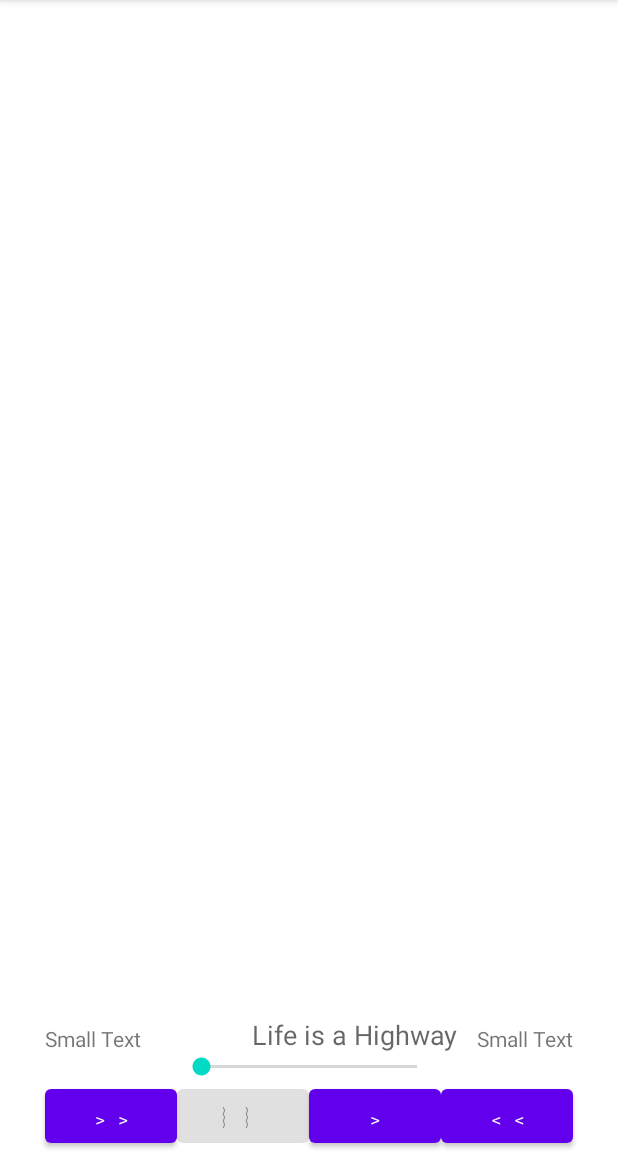
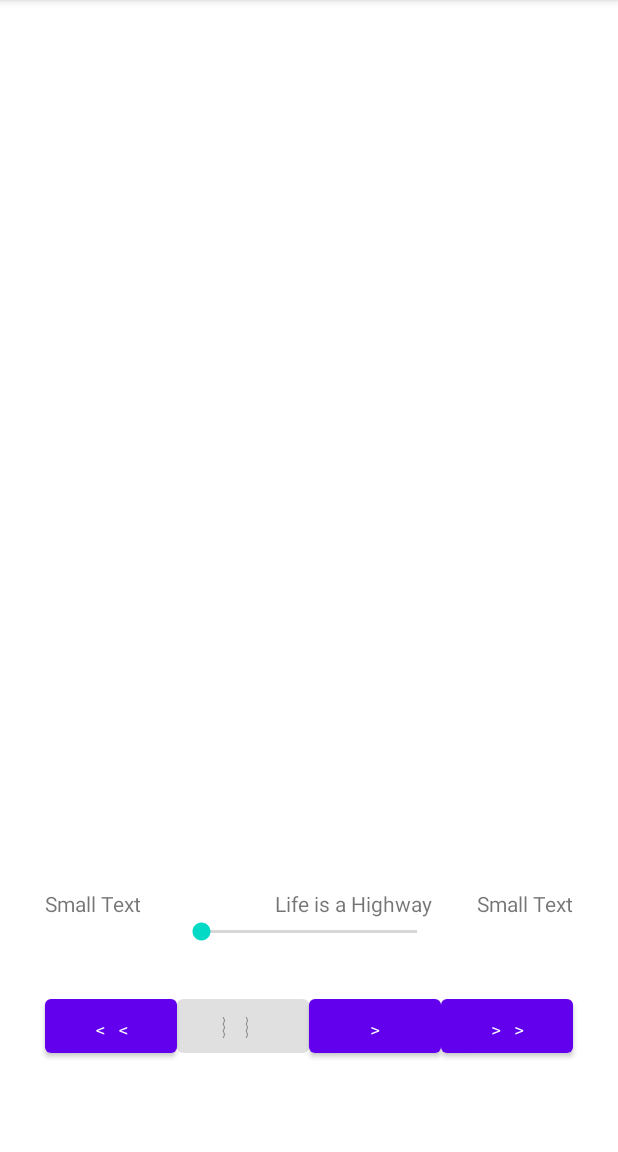
Before and after one commit to PranavAmarnath/SongRider, an Android app: the screen it shows after launch (SongActivity), after a tap on "Life is a Highway", on a phone screen of 412 x 824 dp, the part 84-1236 px from its top. Run offline under Robolectric (Android 15) with nearby library versions, the phone set to English and light mode, and no system bars.

Commit message:
Working controls, may add possible customization

```diff
--- a/app/src/main/java/com/secres/songrider/MainActivity.kt
+++ b/app/src/main/java/com/secres/songrider/MainActivity.kt
@@ -11,22 +11,22 @@ import androidx.recyclerview.widget.RecyclerView
 
 class MainActivity : AppCompatActivity(), RecyclerViewAdapter.ItemClickListener {
 
-    var adapter: RecyclerViewAdapter? = null
-    var songsList: ArrayList<String>? = null
+    private var adapter: RecyclerViewAdapter? = null
+    private var songs: LinkedHashMap<String, String>? = null
 
     override fun onCreate(savedInstanceState: Bundle?) {
         super.onCreate(savedInstanceState)
 
         setContentView(R.layout.activity_main)
 
-        songsList = ArrayList()
-        songsList?.add("Life is a Highway")
-        songsList?.add("Star Wars")
-        songsList?.add("Mission Impossible")
+        songs = LinkedHashMap()
+        songs?.put("Top Gun", "http://www.moviewavs.com/0053148414/MP3S/Movies/Top_Gun/youvlost.mp3")
+        songs?.put("Star Wars", "http://www.moviewavs.com/0053148414/MP3S/Movies/Star_Wars/starwars.mp3")
+        songs?.put("Life is a Highway", "http://www.moviewavs.com/0053148414/MP3S/Movies/Cars/lifeisahighway.mp3")
 
         val recyclerView = findViewById<View>(R.id.rvSongs) as RecyclerView
         recyclerView.setHasFixedSize(true)
-        adapter = RecyclerViewAdapter(songsList!!)
+        adapter = RecyclerViewAdapter(songs!!)
         adapter?.setClickListener(this)
         recyclerView.adapter = adapter
 
@@ -38,12 +38,11 @@ class MainActivity : AppCompatActivity(), RecyclerViewAdapter.ItemClickListener
     }
 
     override fun onItemClick(view: View?, position: Int) {
-        if(position == 0) {
-            val intent = Intent(this, SongActivity::class.java).apply {
-                putExtra("com.secres.songrider.MESSAGE", songsList!![position])
-            }
-            startActivity(intent)
+        val intent = Intent(this, SongActivity::class.java).apply {
+            putExtra("com.secres.songrider.MESSAGE_1", songs?.keys?.toList()?.get(position))
+            putExtra("com.secres.songrider.MESSAGE_2", songs?.get(songs?.keys?.toList()?.get(position)))
         }
+        startActivity(intent)
     }
 
 }
--- a/app/src/main/java/com/secres/songrider/RecyclerViewAdapter.kt
+++ b/app/src/main/java/com/secres/songrider/RecyclerViewAdapter.kt
@@ -6,7 +6,7 @@ import android.view.ViewGroup
 import android.widget.TextView
 import androidx.recyclerview.widget.RecyclerView
 
-class RecyclerViewAdapter(var songs: ArrayList<String>) :
+class RecyclerViewAdapter(var songs: LinkedHashMap<String, String>) :
     RecyclerView.Adapter<RecyclerViewAdapter.MyViewHolder>() {
 
     var mClickListener: ItemClickListener? = null
@@ -34,7 +34,7 @@ class RecyclerViewAdapter(var songs: ArrayList<String>) :
     }
 
     override fun onBindViewHolder(holder: MyViewHolder, position: Int) {
-        holder.myTextView.text = songs[position]
+        holder.myTextView.text = getItem(position)
     }
 
     // total number of rows
@@ -42,7 +42,7 @@ class RecyclerViewAdapter(var songs: ArrayList<String>) :
 
     // convenience method for getting data at click position
     fun getItem(id: Int): String {
-        return songs[id]
+        return songs.keys.toList()[id]
     }
 
     // allows clicks events to be caught
--- a/app/src/main/java/com/secres/songrider/SongActivity.kt
+++ b/app/src/main/java/com/secres/songrider/SongActivity.kt
@@ -1,22 +1,27 @@
 package com.secres.songrider
 
+import android.graphics.Color
 import android.media.AudioAttributes
 import android.media.MediaPlayer
 import android.media.MediaPlayer.OnPreparedListener
 import android.os.Bundle
 import android.os.Handler
+import android.view.View
 import android.widget.Button
+import android.widget.LinearLayout
 import android.widget.SeekBar
 import android.widget.TextView
 import androidx.appcompat.app.AppCompatActivity
+import java.util.*
+import java.util.concurrent.TimeUnit
 
 
 class SongActivity : AppCompatActivity() {
 
+    private var rewindButton: Button? = null
+    private var pauseButton: Button? = null
+    private var playButton: Button? = null
     private var forwardButton: Button? = null
-    private var pauseButton: Button? = null
-    private var rewindButton: Button? = null
-    private var playButton: Button? = null
     private var mediaPlayer: MediaPlayer? = null
 
     private var startTime = 0.0
@@ -25,10 +30,10 @@ class SongActivity : AppCompatActivity() {
     private val myHandler: Handler = Handler()
     private val forwardTime = 5000
     private val backwardTime = 5000
-    private var seekbar: SeekBar? = null
-    private var tx1: TextView? = null
-    private var tx2:TextView? = null
-    private var tx3:TextView? = null
+    private var seekBar: SeekBar? = null
+    private var beginTime: TextView? = null
+    private var endTime: TextView? = null
+    private var songNameText: TextView? = null
 
     private var oneTimeOnly = 0;
 
@@ -38,19 +43,22 @@ class SongActivity : AppCompatActivity() {
         setContentView(R.layout.activity_song)
 
         // Get the Intent that started this activity and extract the string
-        val message = intent.getStringExtra("com.secres.songrider.MESSAGE")
+        val message_1 = intent.getStringExtra("com.secres.songrider.MESSAGE_1")
+        val message_2 = intent.getStringExtra("com.secres.songrider.MESSAGE_2")
 
+        rewindButton = findViewById(R.id.rewindButton)
+        pauseButton = findViewById(R.id.pauseButton)
+        playButton = findViewById(R.id.playButton)
         forwardButton = findViewById(R.id.forwardButton)
-        pauseButton = findViewById(R.id.pauseButton)
-        rewindButton = findViewById(R.id.rewindButton)
-        playButton = findViewById(R.id.playButton)
 
-        tx1 = findViewById(R.id.textView2)
-        tx2 = findViewById(R.id.textView3)
-        tx3 = findViewById(R.id.textView4)
-        tx3?.text = message
+        beginTime = findViewById(R.id.beginTime)
+        endTime = findViewById(R.id.endTime)
+        val linearLayout = findViewById<LinearLayout>(R.id.songNameLayout)
+        songNameText = TextView(this@SongActivity)
+        songNameText?.text = message_1
+        linearLayout.setBackgroundColor(Color.TRANSPARENT)
+        linearLayout.addView(songNameText)
 
-        val url = "http://www.moviewavs.com/0053148414/MP3S/Movies/Star_Wars/starwars.mp3" // your URL here
         mediaPlayer = MediaPlayer().apply {
             setAudioAttributes(
                 AudioAttributes.Builder()
@@ -58,25 +66,112 @@ class SongActivity : AppCompatActivity() {
                     .setUsage(AudioAttributes.USAGE_MEDIA)
                     .build()
             )
-            setDataSource(url)
+            setDataSource(message_2)
             prepareAsync() // might take long! (for buffering, etc)
         }
+        seekBar = findViewById(R.id.seekBar)
+
+        seekBar?.isClickable = false
+        pauseButton?.isEnabled = false
+        playButton?.isEnabled = false
+
+        val updateSongTime: Runnable = object : Runnable {
+            override fun run() {
+                startTime = mediaPlayer!!.currentPosition.toDouble()
+                beginTime?.text = String.format(
+                    "%d min, %d sec",
+                    TimeUnit.MILLISECONDS.toMinutes(startTime.toLong()),
+                    TimeUnit.MILLISECONDS.toSeconds(startTime.toLong()) -
+                        TimeUnit.MINUTES.toSeconds(
+                            TimeUnit.MILLISECONDS.toMinutes(
+                                startTime.toLong()
+                            )
+                        )
+                )
+                seekBar?.progress = startTime.toInt()
+                myHandler.postDelayed(this, 100)
+            }
+        }
+
         val mOnPreparedListener = OnPreparedListener { mediaPlayer ->
-            mediaPlayer?.start()
+            finalTime = mediaPlayer.duration.toDouble()
+            startTime = mediaPlayer.currentPosition.toDouble()
+            playButton?.isEnabled = true
+            seekBar?.setOnSeekBarChangeListener(object : SeekBar.OnSeekBarChangeListener {
+                override fun onProgressChanged(seekBar: SeekBar, progress: Int, fromUser: Boolean) {
+                    if(fromUser) {
+                        startTime = progress.toDouble()
+                        mediaPlayer?.seekTo(startTime.toInt())
+                        myHandler.postDelayed(updateSongTime, 100)
+                    }
+                }
+
+                override fun onStartTrackingTouch(seekBar: SeekBar?) { }
+
+                override fun onStopTrackingTouch(seekBar: SeekBar?) { }
+            })
         }
         mediaPlayer?.setOnPreparedListener(mOnPreparedListener)
-        seekbar = findViewById(R.id.seekBar)
-        seekbar?.isClickable = false
-        pauseButton?.isEnabled = false
+
+        playButton?.setOnClickListener {
+            if (oneTimeOnly == 0) {
+                seekBar?.max = finalTime.toInt()
+                oneTimeOnly = 1
+            }
+
+            mediaPlayer?.start()
+
+            beginTime?.text = (
+                String.format(
+                    Locale.US,
+                    "%d min, %d sec",
+                    TimeUnit.MILLISECONDS.toMinutes(startTime.toLong()),
+                    TimeUnit.MILLISECONDS.toSeconds(startTime.toLong()) -
+                            TimeUnit.MINUTES.toSeconds(TimeUnit.MILLISECONDS.toMinutes(startTime.toLong()))
+                )
+            )
+
+            endTime?.text = (
+                String.format(
+                    Locale.US,
+                    "%d min, %d sec",
+                    TimeUnit.MILLISECONDS.toMinutes(finalTime.toLong()),
+                    TimeUnit.MILLISECONDS.toSeconds(finalTime.toLong()) -
+                            TimeUnit.MINUTES.toSeconds(TimeUnit.MILLISECONDS.toMinutes(finalTime.toLong()))
+                )
+            )
+
+            seekBar?.progress = startTime.toInt()
+            myHandler.postDelayed(updateSongTime, 100)
+            pauseButton?.isEnabled = true
+            playButton?.isEnabled = false
+        }
+
+        pauseButton?.setOnClickListener {
+            mediaPlayer?.pause()
+            pauseButton?.isEnabled = false
+            playButton?.isEnabled = true
+        }
+
+        forwardButton?.setOnClickListener {
+            if((startTime + forwardTime) <= finalTime) {
+                startTime += forwardTime
+                mediaPlayer?.seekTo(startTime.toInt())
+            }
+            else {
+                mediaPlayer?.seekTo(finalTime.toInt())
+            }
+        }
 
         rewindButton?.setOnClickListener {
-            finalTime = mediaPlayer!!.duration.toDouble()
-            startTime = mediaPlayer!!.currentPosition.toDouble()
-
-            if (oneTimeOnly == 0) {
-                seekbar?.setMax(finalTime.toInt())
-                oneTimeOnly = 1
+            if((startTime - backwardTime) > 0) {
+                startTime -= backwardTime
+                mediaPlayer?.seekTo(startTime.toInt())
+            }
+            else {
+                mediaPlayer?.seekTo(0)
             }
         }
     }
+
 }
--- a/app/src/main/res/layout/activity_song.xml
+++ b/app/src/main/res/layout/activity_song.xml
@@ -1,13 +1,15 @@
 <?xml version="1.0" encoding="utf-8"?>
 <RelativeLayout xmlns:android="http://schemas.android.com/apk/res/android"
-    xmlns:tools="http://schemas.android.com/tools" android:layout_width="match_parent"
+    xmlns:tools="http://schemas.android.com/tools"
+    android:layout_width="match_parent"
     android:layout_height="match_parent"
     android:gravity="center_horizontal"
+    android:paddingBottom="60dp"
     tools:context=".SongActivity">
 
     <Button
-        android:id="@+id/forwardButton"
-        android:text="\uFE65\uFE65"
+        android:id="@+id/rewindButton"
+        android:text="\uFE64\uFE64"
         android:layout_width="wrap_content"
         android:layout_height="wrap_content"
         android:layout_alignParentBottom="true"
@@ -18,36 +20,37 @@
         android:text="\uFE34\uFE34"
         android:layout_width="wrap_content"
         android:layout_height="wrap_content"
-        android:layout_toEndOf="@+id/forwardButton"
+        android:layout_toEndOf="@+id/rewindButton"
         android:layout_alignParentBottom="true" />
 
     <Button
         android:id="@+id/playButton"
-        android:text="\uFE65"
         android:layout_width="wrap_content"
         android:layout_height="wrap_content"
         android:layout_alignTop="@+id/pauseButton"
-        android:layout_toEndOf="@+id/pauseButton" />
+        android:layout_toEndOf="@+id/pauseButton"
+        android:text="\uFE65" />
 
     <Button
-        android:id="@+id/rewindButton"
-        android:text="\uFE64\uFE64"
+        android:id="@+id/forwardButton"
         android:layout_width="wrap_content"
         android:layout_height="wrap_content"
         android:layout_alignTop="@+id/playButton"
-        android:layout_toEndOf="@+id/playButton" />
+        android:layout_toEndOf="@id/playButton"
+        android:text="\uFE65\uFE65" />
 
     <SeekBar
         android:id="@+id/seekBar"
         android:layout_width="wrap_content"
         android:layout_height="wrap_content"
+        android:layout_above="@+id/rewindButton"
         android:layout_alignStart="@+id/pauseButton"
         android:layout_alignEnd="@+id/playButton"
-        android:layout_above="@+id/forwardButton"
-        android:layout_centerHorizontal="true" />
+        android:layout_centerHorizontal="true"
+        android:paddingBottom="30dp" />
 
     <TextView
-        android:id="@+id/textView2"
+        android:id="@+id/beginTime"
         android:text="Small Text"
         android:textAppearance="?android:attr/textAppearanceSmall"
         android:layout_width="wrap_content"
@@ -55,22 +58,22 @@
         android:layout_above="@+id/seekBar" />
 
     <TextView
-        android:id="@+id/textView3"
+        android:id="@+id/endTime"
         android:text="Small Text"
         android:textAppearance="?android:attr/textAppearanceSmall"
         android:layout_width="wrap_content"
         android:layout_height="wrap_content"
         android:layout_above="@+id/seekBar"
-        android:layout_alignEnd="@+id/rewindButton" />
+        android:layout_alignEnd="@+id/forwardButton" />
 
-    <TextView
-        android:id="@+id/textView4"
-        android:text="Medium Text"
-        android:textAppearance="?android:attr/textAppearanceMedium"
-        android:textAlignment="center"
+    <LinearLayout
+        android:id="@+id/songNameLayout"
         android:layout_width="wrap_content"
         android:layout_height="wrap_content"
-        android:layout_above="@+id/seekBar"
-        android:layout_centerHorizontal="true" />
+        android:layout_above="@id/seekBar"
+        android:layout_centerHorizontal="true"
+        android:orientation="horizontal"
+        android:paddingLeft="16dp"
+        android:paddingRight="16dp" />
 
 </RelativeLayout>
```
